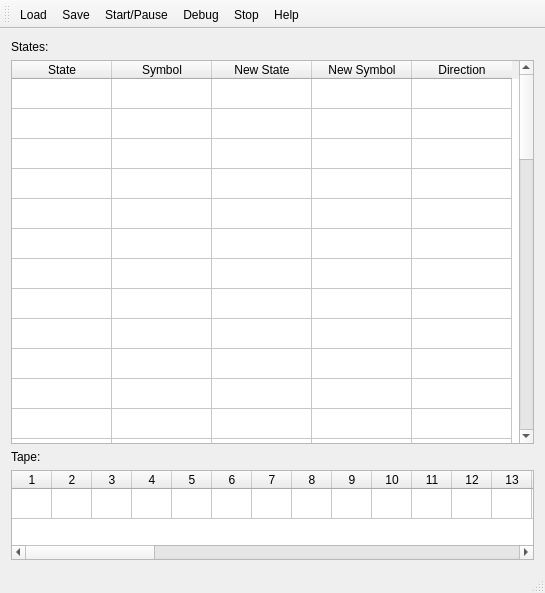
The window that mainwindow.ui (aizenbit/Mary-s-Turinga) describes before a commit, drawn with Qt 5.
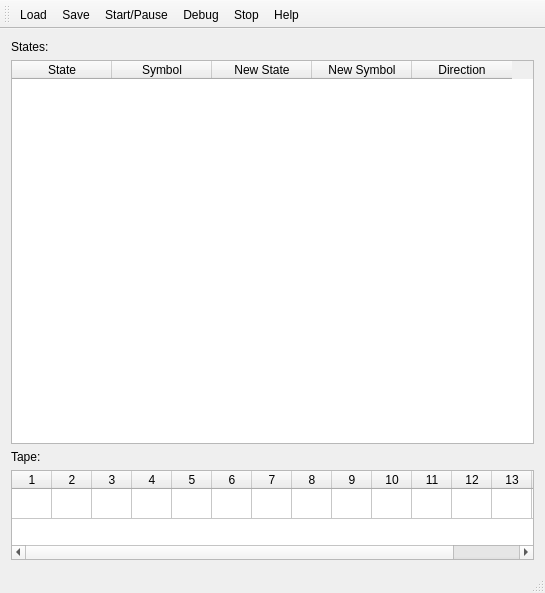
The same window after the commit.

The edit to the form file:
```diff
--- a/mainwindow.ui
+++ b/mainwindow.ui
@@ -48,7 +48,7 @@
          <bool>false</bool>
         </property>
         <property name="rowCount">
-         <number>50</number>
+         <number>0</number>
         </property>
         <property name="columnCount">
          <number>5</number>
@@ -59,56 +59,6 @@
         <attribute name="verticalHeaderVisible">
          <bool>false</bool>
         </attribute>
-        <row/>
-        <row/>
-        <row/>
-        <row/>
-        <row/>
-        <row/>
-        <row/>
-        <row/>
-        <row/>
-        <row/>
-        <row/>
-        <row/>
-        <row/>
-        <row/>
-        <row/>
-        <row/>
-        <row/>
-        <row/>
-        <row/>
-        <row/>
-        <row/>
-        <row/>
-        <row/>
-        <row/>
-        <row/>
-        <row/>
-        <row/>
-        <row/>
-        <row/>
-        <row/>
-        <row/>
-        <row/>
-        <row/>
-        <row/>
-        <row/>
-        <row/>
-        <row/>
-        <row/>
-        <row/>
-        <row/>
-        <row/>
-        <row/>
-        <row/>
-        <row/>
-        <row/>
-        <row/>
-        <row/>
-        <row/>
-        <row/>
-        <row/>
         <column>
          <property name="text">
           <string>State</string>
@@ -167,7 +117,7 @@
          <number>1</number>
         </property>
         <property name="columnCount">
-         <number>50</number>
+         <number>15</number>
         </property>
         <attribute name="horizontalHeaderDefaultSectionSize">
          <number>40</number>
@@ -197,41 +147,6 @@
         <column/>
         <column/>
         <column/>
-        <column/>
-        <column/>
-        <column/>
-        <column/>
-        <column/>
-        <column/>
-        <column/>
-        <column/>
-        <column/>
-        <column/>
-        <column/>
-        <column/>
-        <column/>
-        <column/>
-        <column/>
-        <column/>
-        <column/>
-        <column/>
-        <column/>
-        <column/>
-        <column/>
-        <column/>
-        <column/>
-        <column/>
-        <column/>
-        <column/>
-        <column/>
-        <column/>
-        <column/>
-        <column/>
-        <column/>
-        <column/>
-        <column/>
-        <column/>
-        <column/>
        </widget>
       </item>
      </layout>
```
